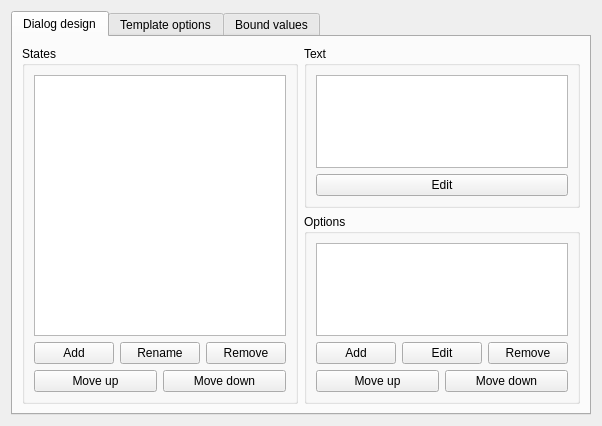
Old version of the form plugins/Commands/Dialog/dialogconfigurationdlg.ui in the repository KDE/simon.
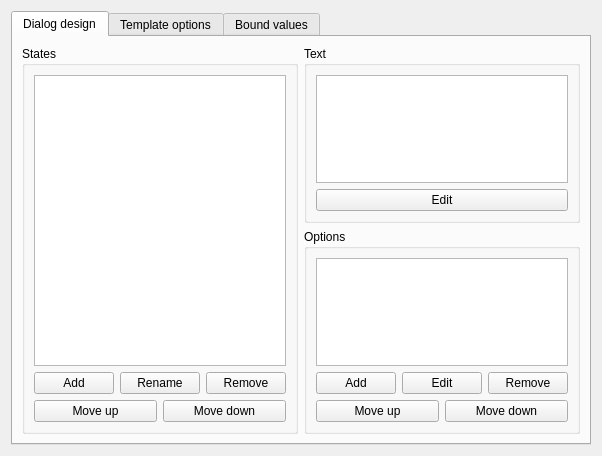
New version of the form. Custom widgets are drawn as their Qt base class.

What changed in the file:
```diff
--- a/plugins/Commands/Dialog/dialogconfigurationdlg.ui
+++ b/plugins/Commands/Dialog/dialogconfigurationdlg.ui
@@ -6,13 +6,13 @@
    <rect>
     <x>0</x>
     <y>0</y>
-    <width>541</width>
-    <height>426</height>
+    <width>590</width>
+    <height>456</height>
    </rect>
   </property>
   <property name="maximumSize">
    <size>
-    <width>590</width>
+    <width>16777215</width>
     <height>16777215</height>
    </size>
   </property>
@@ -94,7 +94,14 @@
            </property>
            <layout class="QVBoxLayout" name="verticalLayout_5">
             <item>
-             <widget class="KTextEdit" name="teText"/>
+             <widget class="KTextEdit" name="teText">
+              <property name="readOnly">
+               <bool>true</bool>
+              </property>
+              <property name="textInteractionFlags">
+               <set>Qt::TextSelectableByKeyboard|Qt::TextSelectableByMouse</set>
+              </property>
+             </widget>
             </item>
             <item>
              <widget class="KPushButton" name="pbEditText">
```
